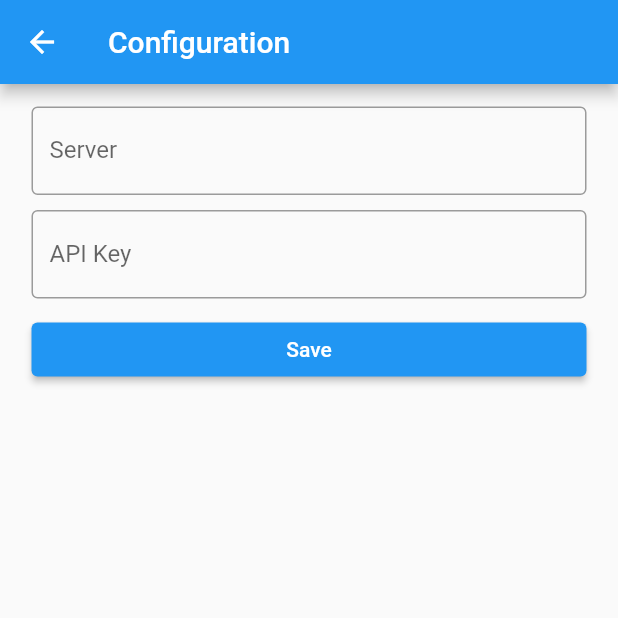
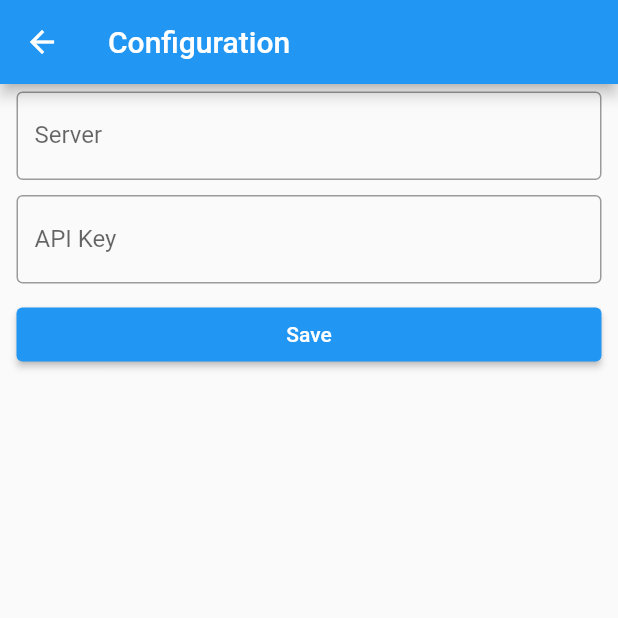
Before and after one commit to garritfra/FlutterFlux, a Flutter app: the screen it shows after launch, on a phone screen of 412 x 824 dp, the top half of it. Run offline on Flutter 3.47's test engine with Material 2 defaults, Android fonts, the phone set to English and light mode, and no system bars; our stand-ins replace localstorage; missing offline and left inert: dart:html.

Commit message:
feat: style user_input_view

```diff
--- a/lib/views/user_input_view.dart
+++ b/lib/views/user_input_view.dart
@@ -28,8 +28,6 @@ class _UserInputViewState extends State<UserInputView> {
         child: Center(
           child: SizedBox(
             width: 400.0,
-            child: Padding(
-              padding: EdgeInsets.all(10.0),
             child: ListView(
               children: [
                 Expanded(
@@ -64,7 +62,6 @@ class _UserInputViewState extends State<UserInputView> {
           ),
         ),
       ),
-      ),
     );
   }
 }
```
Lines whose indentation alone changed are shown as unchanged.
